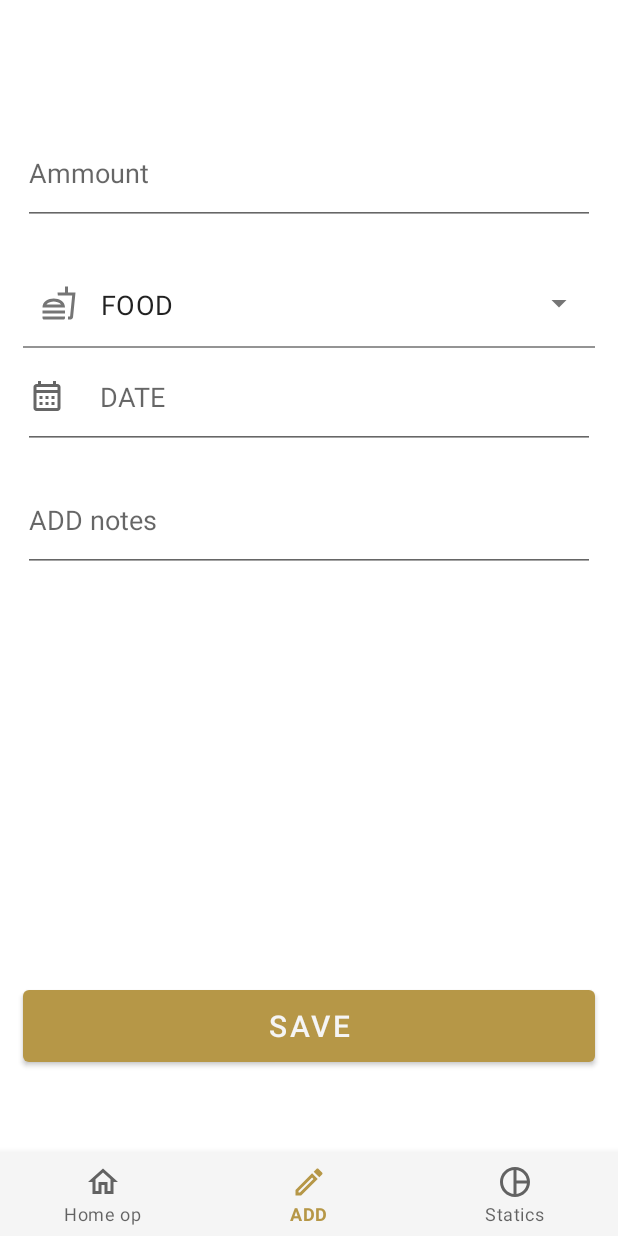
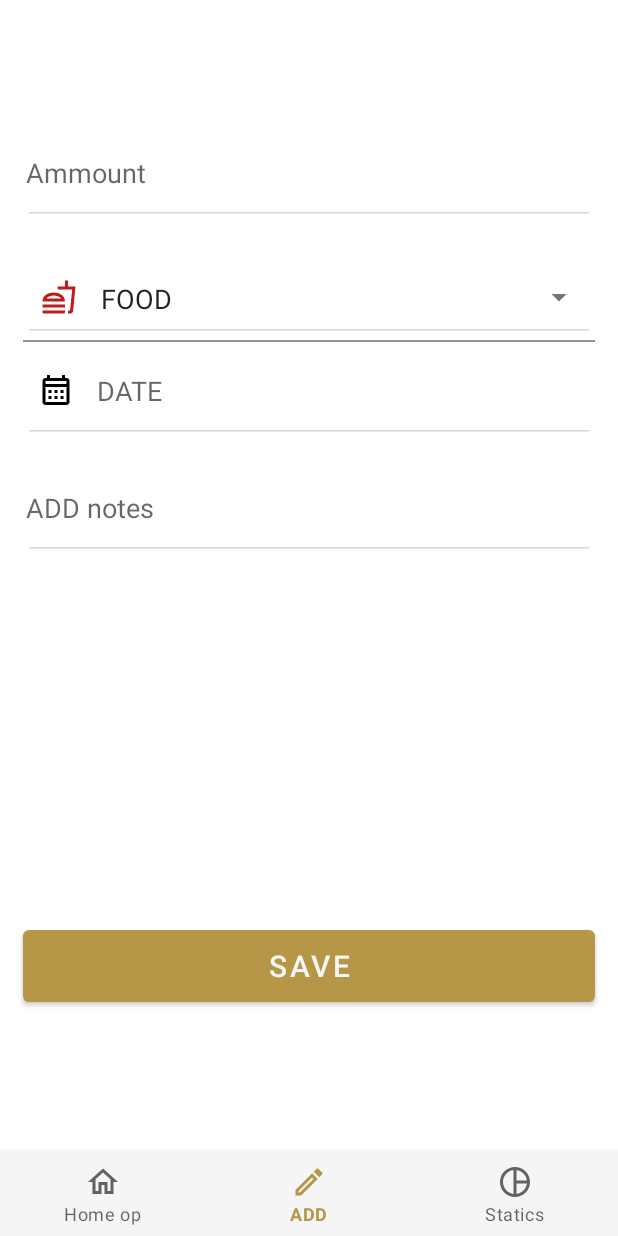
Before and after one commit to abhay-lodhi/Finanance, an Android app: the DashboardFragment screen opened through its navigation route, on a phone screen of 412 x 824 dp. Run offline under Robolectric (Android 15) with nearby library versions, the phone set to English and light mode, and no system bars; our stand-ins replace navigation-ui.

Commit message:
add fragment_3/4/22

```diff
--- a/app/src/main/res/drawable/ic_outline_attach_money_24.xml
+++ b/app/src/main/res/drawable/ic_outline_attach_money_24.xml
@@ -5,6 +5,6 @@
     android:viewportHeight="24"
    >
   <path
-      android:fillColor="@color/white"
+      android:fillColor="@color/red"
       android:pathData="M11.8,10.9c-2.27,-0.59 -3,-1.2 -3,-2.15 0,-1.09 1.01,-1.85 2.7,-1.85 1.78,0 2.44,0.85 2.5,2.1h2.21c-0.07,-1.72 -1.12,-3.3 -3.21,-3.81V3h-3v2.16c-1.94,0.42 -3.5,1.68 -3.5,3.61 0,2.31 1.91,3.46 4.7,4.13 2.5,0.6 3,1.48 3,2.41 0,0.69 -0.49,1.79 -2.7,1.79 -2.06,0 -2.87,-0.92 -2.98,-2.1h-2.2c0.12,2.19 1.76,3.42 3.68,3.83V21h3v-2.15c1.95,-0.37 3.5,-1.5 3.5,-3.55 0,-2.84 -2.43,-3.81 -4.7,-4.4z"/>
 </vector>
--- a/app/src/main/res/drawable/ic_outline_calendar_month_24.xml
+++ b/app/src/main/res/drawable/ic_outline_calendar_month_24.xml
@@ -3,8 +3,8 @@
     android:height="24dp"
     android:viewportWidth="24"
     android:viewportHeight="24"
-    android:tint="?attr/colorControlNormal">
+   >
   <path
-      android:fillColor="@android:color/white"
+      android:fillColor="@color/black"
       android:pathData="M19,4h-1V2h-2v2H8V2H6v2H5C3.89,4 3.01,4.9 3.01,6L3,20c0,1.1 0.89,2 2,2h14c1.1,0 2,-0.9 2,-2V6C21,4.9 20.1,4 19,4zM19,20H5V10h14V20zM19,8H5V6h14V8zM9,14H7v-2h2V14zM13,14h-2v-2h2V14zM17,14h-2v-2h2V14zM9,18H7v-2h2V18zM13,18h-2v-2h2V18zM17,18h-2v-2h2V18z"/>
 </vector>
--- a/app/src/main/res/drawable/ic_outline_fastfood_24.xml
+++ b/app/src/main/res/drawable/ic_outline_fastfood_24.xml
@@ -5,6 +5,6 @@
     android:viewportHeight="24"
     >
   <path
-      android:fillColor="@color/purple_500"
+      android:fillColor="@color/red"
       android:pathData="M1,21.98c0,0.56 0.45,1.01 1.01,1.01H15c0.56,0 1.01,-0.45 1.01,-1.01V21H1v0.98zM8.5,8.99C4.75,8.99 1,11 1,15h15c0,-4 -3.75,-6.01 -7.5,-6.01zM3.62,13c1.11,-1.55 3.47,-2.01 4.88,-2.01s3.77,0.46 4.88,2.01H3.62zM1,17h15v2H1zM18,5V1h-2v4h-5l0.23,2h9.56l-1.4,14H18v2h1.72c0.84,0 1.53,-0.65 1.63,-1.47L23,5h-5z"/>
 </vector>
--- a/app/src/main/res/layout/fragment_dashboard.xml
+++ b/app/src/main/res/layout/fragment_dashboard.xml
@@ -15,15 +15,18 @@
         android:layout_marginLeft="15dp"
         android:layout_marginRight="15dp"
         android:paddingBottom="15dp"
+        android:paddingLeft="2dp"
         android:paddingTop="5dp"
         android:textSize="18dp"
         android:minHeight="60dp"
         android:hint="Ammount"
+        android:theme="@style/EditTextTheme"
         android:inputType="numberDecimal"
         app:layout_constraintEnd_toEndOf="parent"
         app:layout_constraintHorizontal_bias="0.497"
         app:layout_constraintStart_toStartOf="parent"
-        app:layout_constraintTop_toTopOf="parent" />
+        app:layout_constraintTop_toTopOf="parent"
+      />
 
     <com.google.android.material.textfield.TextInputLayout
         android:id="@+id/textinputlayout"
@@ -31,17 +34,17 @@
         android:layout_width="0dp"
         android:layout_height="wrap_content"
         android:layout_marginLeft="15dp"
-        android:layout_marginTop="22dp"
+        android:layout_marginTop="18dp"
         android:layout_marginRight="15dp"
         android:background="@android:color/transparent"
         android:onClick="textinputlay"
+        app:startIconTint="@null"
         app:boxBackgroundColor="@android:color/transparent"
         app:layout_constraintEnd_toEndOf="parent"
         app:layout_constraintHorizontal_bias="0.0"
         app:layout_constraintStart_toStartOf="parent"
         app:layout_constraintTop_toBottomOf="@+id/editTextTextPersonName"
         app:startIconDrawable="@drawable/ic_outline_fastfood_24"
-
         >
 
         <AutoCompleteTextView
@@ -54,7 +57,9 @@
             android:paddingBottom="3dp"
             android:paddingTop="5dp"
             android:minHeight="60dp"
-            android:text="FOOD" />
+            android:text="FOOD"
+            android:theme="@style/Textinputlayouttheme"
+            />
 
 
     </com.google.android.material.textfield.TextInputLayout>
@@ -67,14 +72,18 @@
         android:layout_marginTop="7dp"
         android:layout_marginRight="15dp"
         android:ems="10"
-        android:hint="     DATE"
+        android:paddingLeft="10dp"
+        android:hint="DATE"
         android:textSize="18dp"
         android:paddingBottom="15dp"
         android:paddingTop="5dp"
+        android:drawablePadding="15dp"
+        android:theme="@style/EditTextTheme"
         android:inputType="date"
         android:minHeight="60dp"
         android:drawableStart="@drawable/ic_outline_calendar_month_24"
         app:layout_constraintEnd_toEndOf="parent"
+
         app:layout_constraintHorizontal_bias="0.497"
         app:layout_constraintStart_toStartOf="parent"
         app:layout_constraintTop_toBottomOf="@+id/textinputlayout" />
@@ -84,14 +93,16 @@
         android:layout_width="0dp"
         android:layout_height="wrap_content"
         android:layout_marginLeft="15dp"
-        android:layout_marginTop="22dp"
+        android:layout_marginTop="18dp"
         android:layout_marginRight="15dp"
         android:ems="10"
         android:hint="ADD notes"
         android:minHeight="60dp"
+        android:paddingLeft="2dp"
         android:paddingTop="5dp"
         android:paddingBottom="15dp"
         android:textSize="18dp"
+        android:theme="@style/EditTextTheme"
         app:layout_constraintEnd_toEndOf="parent"
         app:layout_constraintHorizontal_bias="0.0"
         app:layout_constraintStart_toStartOf="parent"
@@ -104,7 +115,7 @@
         android:layout_marginLeft="15dp"
         android:layout_marginRight="15dp"
         android:minHeight="60dp"
-        android:layout_marginBottom="110dp"
+        android:layout_marginBottom="150dp"
         android:text="SAVE"
         android:textSize="20dp"
         app:layout_constraintBottom_toBottomOf="parent"
--- a/app/src/main/res/values/colors.xml
+++ b/app/src/main/res/values/colors.xml
@@ -8,5 +8,6 @@
     <color name="black">#FF000000</color>
     <color name="white">#FFFFFFFF</color>
     <color name="grey">#F5F5F5</color>
+    <color name="grey2">#DAD6D6</color>
     <color name="red">#BF1B1B</color>
 </resources>
--- a/app/src/main/res/values/themes.xml
+++ b/app/src/main/res/values/themes.xml
@@ -14,4 +14,13 @@
         <!-- Customize your theme here. -->
         <item name="android:windowLightStatusBar">?attr/colorOnSecondary</item>
     </style>
+    <style name="EditTextTheme" parent="Theme.AppCompat.Light.NoActionBar">
+        <item name="colorControlNormal">@color/grey2</item>
+        <item name="colorControlActivated">@color/purple_500</item>
+    </style>
+    <style name="Textinputlayouttheme"  parent="Theme.AppCompat.Light.NoActionBar">
+        <item name="colorControlNormal">@color/grey2</item>
+        <item name="colorControlActivated">@color/purple_500</item>
+
+    </style>
 </resources>
```
Also changed, not shown: app/src/main/java/com/example/finanance/ui/dashboard/DashboardFragment.kt (+0 -11 lines).
